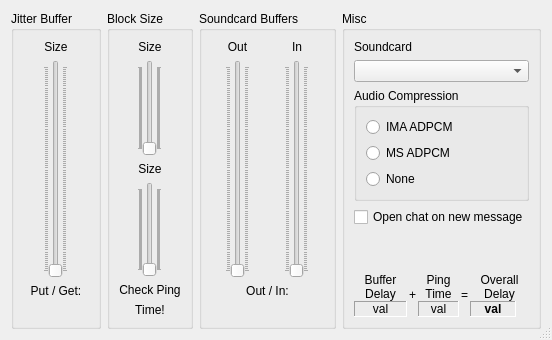
Old version of the form src/clientsettingsdlgbase.ui in the repository jamulussoftware/jamulus.
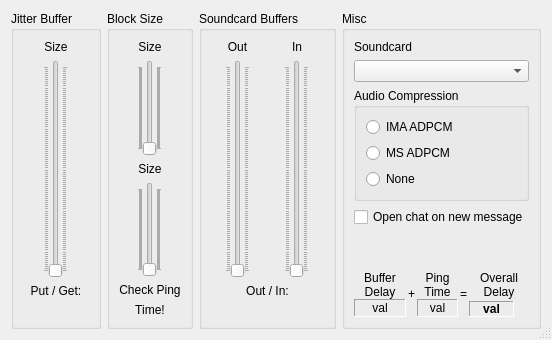
New version of the form. Icons and pictures are not drawn. Custom widgets are drawn as their Qt base class.

Diff of the .ui file:
```diff
--- a/src/clientsettingsdlgbase.ui
+++ b/src/clientsettingsdlgbase.ui
@@ -910,7 +910,7 @@
         <item>
          <layout class="QVBoxLayout" >
           <property name="spacing" >
-           <number>0</number>
+           <number>2</number>
           </property>
           <item>
            <widget class="QLabel" name="lPingTime_3" >
```
